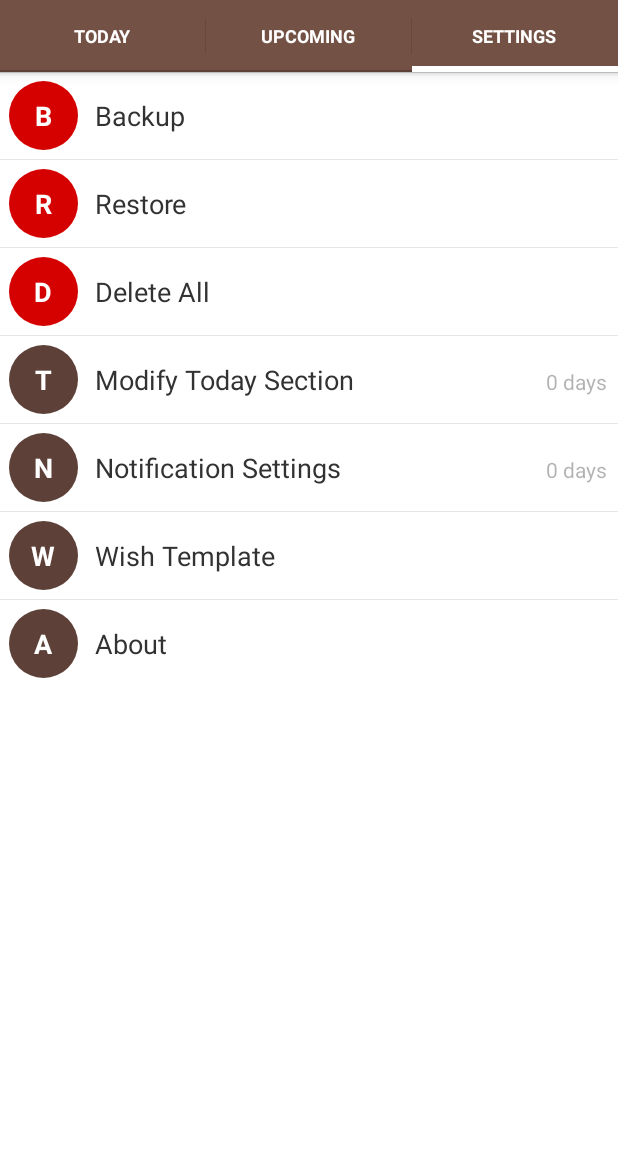
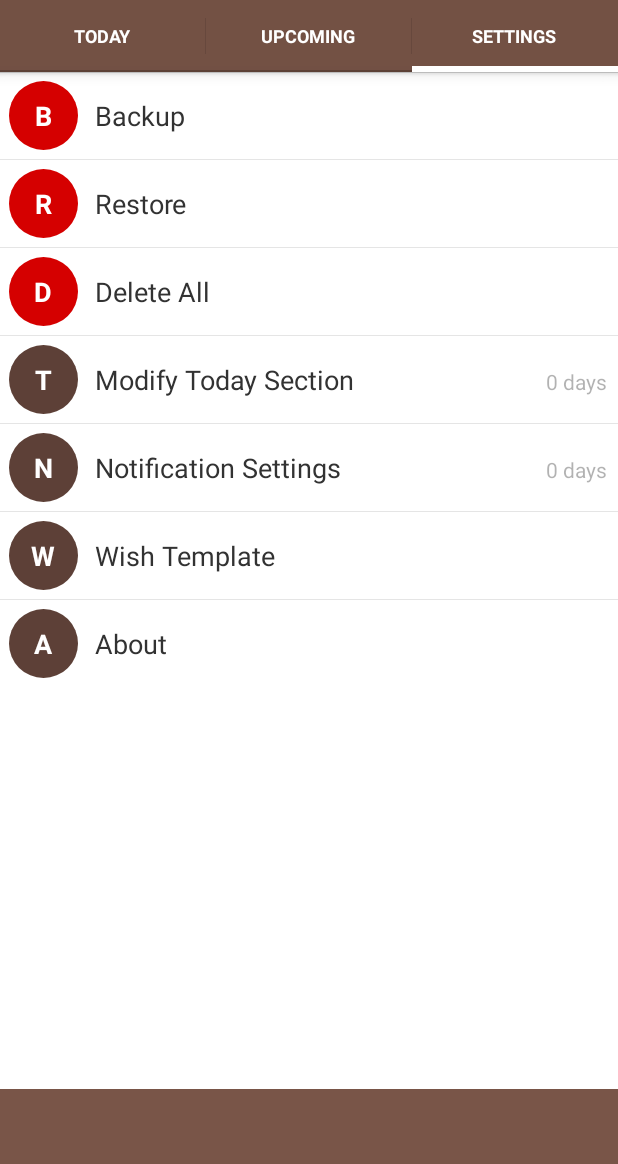
Before and after one commit to antandbuffalo/BirthdayReminder, an Android app: the screen it shows after launch (MainActivity), tab 3 chosen, on a phone screen of 412 x 824 dp, the part 72-1236 px from its top. Run offline under Robolectric (Android 15) with nearby library versions, the phone set to English and light mode, and no system bars; our stand-ins replace AdMob.

Commit message:
add moved to main screen

```diff
--- a/app/src/main/java/com/antandbuffalo/birthdayreminder/Constants.java
+++ b/app/src/main/java/com/antandbuffalo/birthdayreminder/Constants.java
@@ -15,6 +15,8 @@ import java.util.Set;
 public class Constants {
 
     public static final String ADMOB_APP_ID = "ca-app-pub-7116389331562728~4210792343";
+    public static final String ad_main = "ca-app-pub-7116389331562728/5603727070";
+    public static final String ad_today = "ca-app-pub-7116389331562728/6247898368";
 
     // Database Name
     public static final String DATABASE_NAME = "BirthdayReminder";
--- a/app/src/main/java/com/antandbuffalo/birthdayreminder/MainActivity.java
+++ b/app/src/main/java/com/antandbuffalo/birthdayreminder/MainActivity.java
@@ -52,6 +52,7 @@ public class MainActivity extends FragmentActivity implements ActionBar.TabListe
     RelativeLayout mainContainer;
     AlarmManager alarmManager;
     int currentTabPosition;
+    private AdView mAdView;
 
 /*    @Override
     public boolean onCreateOptionsMenu(Menu menu) {
@@ -64,6 +65,7 @@ public class MainActivity extends FragmentActivity implements ActionBar.TabListe
         super.onCreate(savedInstanceState);
         setContentView(R.layout.activity_main);
         initValues();
+        loadAd();
         //DobDBHelper.deleteAll();
         //DobDBHelper.addDOB();
         //DobDBHelper.selectAll();
@@ -159,6 +161,12 @@ public class MainActivity extends FragmentActivity implements ActionBar.TabListe
         //alarmManager.setRepeating(AlarmManager.RTC_WAKEUP, System.currentTimeMillis(), (60   * 1000), pendingIntent);
 
         //alarmManager.setRepeating(AlarmManager.ELAPSED_REALTIME_WAKEUP, SystemClock.elapsedRealtime(), (5 * 1000), pendingIntent);
+    }
+
+    public void loadAd() {
+        mAdView = this.findViewById(R.id.adView);
+        AdRequest adRequest = new AdRequest.Builder().build();
+        mAdView.loadAd(adRequest);
     }
 
     @Override
--- a/app/src/main/java/com/antandbuffalo/birthdayreminder/today/Today.java
+++ b/app/src/main/java/com/antandbuffalo/birthdayreminder/today/Today.java
@@ -23,7 +23,6 @@ import com.google.android.gms.ads.MobileAds;
  */
 public class  Today extends MyFragment {
     TodayListAdapter todayListAdapter;
-    private AdView mAdView;
 
     public static Today newInstance() {
         Today fragment = new Today();
@@ -44,10 +43,6 @@ public class  Today extends MyFragment {
         ListView todayList = (ListView)rootView.findViewById(R.id.listView1);
         todayList.setAdapter(todayListAdapter);
 
-        mAdView = rootView.findViewById(R.id.adView);
-        AdRequest adRequest = new AdRequest.Builder().build();
-        mAdView.loadAd(adRequest);
-
         todayList.setOnItemClickListener(new AdapterView.OnItemClickListener() {
             @Override
             public void onItemClick(AdapterView<?> parent, View view, int position, long id) {
--- a/app/src/main/res/layout/activity_main.xml
+++ b/app/src/main/res/layout/activity_main.xml
@@ -4,6 +4,7 @@
     android:id="@+id/mainContainer">
     <android.support.v4.view.ViewPager xmlns:android="http://schemas.android.com/apk/res/android"
         android:id="@+id/pager"
+        android:layout_marginBottom="50dp"
         android:layout_width="match_parent"
         android:layout_height="match_parent" />
 
@@ -18,6 +19,21 @@
         android:layout_alignParentEnd="true"
         android:elevation="5dp"
         android:layout_marginRight="15dp"
-        android:layout_marginBottom="15dp" />
+        android:layout_marginBottom="65dp" />
+
+    <com.google.android.gms.ads.AdView xmlns:ads="http://schemas.android.com/apk/res-auto"
+        android:id="@+id/adView"
+        android:layout_width="wrap_content"
+        android:layout_height="wrap_content"
+        android:layout_alignParentBottom="true"
+        android:layout_centerHorizontal="true"
+        android:background="#00D33636"
+        ads:adSize="BANNER"
+        ads:adUnitId="ca-app-pub-3940256099942544/6300978111"></com.google.android.gms.ads.AdView>
+
+    <!--main: ca-app-pub-7116389331562728/5603727070-->
+
+    <!--today: ca-app-pub-7116389331562728/6247898368>-->
+
 
 </RelativeLayout>
```
Also changed, not shown: app/src/main/res/layout/today.xml (+1 -15 lines).
